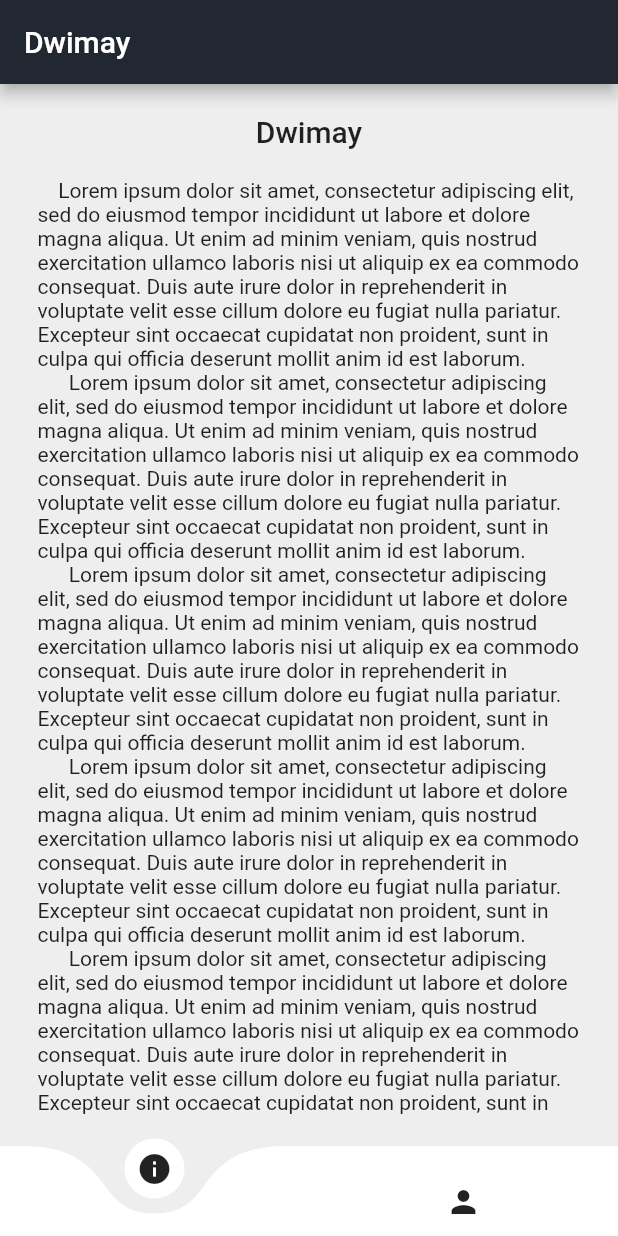
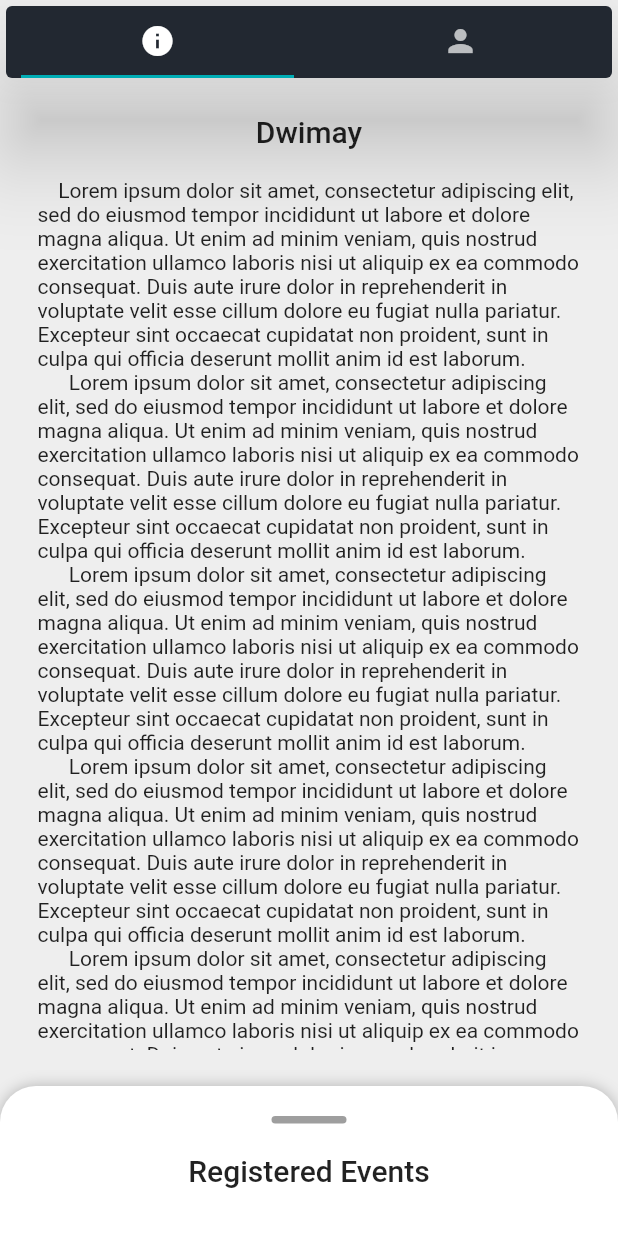
Before and after one commit to cynergy-ruas/aadhya_app, a Flutter app: the screen it shows after launch, on a phone screen of 412 x 824 dp. Run offline on Flutter 3.47's test engine with Material 2 defaults, Android fonts, the phone set to English and light mode, and no system bars; drawn by our look-alikes of curved_navigation_bar, sliding_up_panel; missing offline and left inert: dwimay_backend.

Commit message:
Changed to bottom sheet

```diff
--- a/lib/main.dart
+++ b/lib/main.dart
@@ -29,7 +29,9 @@ class MyApp extends StatelessWidget {
 
         // rest of the app
         child: MainPage(),
-      )
+      ),
+
+      debugShowCheckedModeBanner: false,
     );
   }
 }
--- a/lib/pages/about_page.dart
+++ b/lib/pages/about_page.dart
@@ -45,7 +45,9 @@ class _AboutPageState extends State<AboutPage> {
                 ),
               )
             ),
-            SizedBox(height: 20,)
+
+            // gap
+            SizedBox(height: 180,)
           ],
         ),
       ),
--- a/lib/pages/main_page.dart
+++ b/lib/pages/main_page.dart
@@ -1,7 +1,8 @@
-import 'package:curved_navigation_bar/curved_navigation_bar.dart';
 import 'package:dwimay/pages/about_page.dart';
 import 'package:dwimay/pages/profile_page.dart';
+import 'package:dwimay/pages/registered_events.dart';
 import 'package:flutter/material.dart';
+import 'package:sliding_up_panel/sliding_up_panel.dart';
 
 /// The main page. It isn't technically a page, but it consists
 /// of the bottom navigation bar that is used to navigate to
@@ -14,7 +15,6 @@ class MainPage extends StatefulWidget {
 class _MainPageState extends State<MainPage> {
 
   List<Widget> _pages;
-  int _currentPage;
 
   @override
   void initState() {
@@ -27,71 +27,82 @@ class _MainPageState extends State<MainPage> {
       AboutPage(),
       ProfilePage(),
     ];
-
-    _currentPage = 0;
   }
 
   @override
   Widget build(BuildContext context) {
-    return Scaffold(
-      // the app bar
-      appBar: AppBar(
-        title: Text("Dwimay"),
-      ),
 
-      // the bottom navigation bar
-      bottomNavigationBar: Theme(
-        data: Theme.of(context).copyWith(
-          // background color of the bar
-          canvasColor: Color(0xff393e46),
+    // the default controller for the tab bar
+    return DefaultTabController(
+      length: 2, // the length should be changed when new pages are added to the tab bar
 
-          // icon color of the selected tab
-          primaryColor: Color(0xff00adb5),
+      // the child
+      child: Scaffold(
 
-          // icon color of the unselected tab
-          textTheme: Theme.of(context).textTheme.copyWith(
-            caption: new TextStyle(color: Color(0xffeeeeee))
+        // the tab bar
+        appBar: PreferredSize(
+          // setting the preferred size of the bar
+          preferredSize: Size(MediaQuery.of(context).size.width, 100),
+
+          // creating the tab bar on a card
+          child: SafeArea(
+            child: Card(
+
+              // the elevation of the card
+              elevation: 26.0,
+
+              // the color
+              color: Theme.of(context).primaryColor,
+
+              // the tabs
+              child: TabBar(
+                tabs: <Widget>[
+                  Tab(icon: Icon(Icons.info),),
+                  Tab(icon: Icon(Icons.person))
+                ],
+
+                // defining how the indicator should look like
+                indicator: UnderlineTabIndicator(
+                  insets: EdgeInsets.symmetric(horizontal: 10),
+                  borderSide: BorderSide(
+                    color: Theme.of(context).accentColor,
+                    width: 2
+                  )
+                )
+              ),
+            ),
           )
         ),
 
-        child: CurvedNavigationBar(
-          // height of the navigation bar
-          height: 60,
+        // the body of the app is wrapped in a Bottom sheet widget
+        // called [SlidingUpPanel]. This widget displays the list
+        // of registered events if the user has logged in.
+        body: SlidingUpPanel(
 
-          // the duration of the animation
-          animationDuration: Duration(milliseconds: 300),
+          // the contents of the panel
+          panel: RegisteredEvents(),
 
-          // background color
-          backgroundColor: Colors.transparent,
+          // the body of the application
+          body: TabBarView(
 
-          // the items in the bottom navigation bar. The order of the
-          // items should match the order of the pages in [_pages]
-          items: <Widget> [
-            // icon for about page
-            Icon(Icons.info),
+            // setting the physics to user
+            physics: BouncingScrollPhysics(),
 
-            // icon for profile page
-            Icon(Icons.person),
-          ],
+            // the pages
+            children: _pages
+          ),
 
-          // callback to execute when a bottom navigation bar
-          // item is tapped.
-          onTap: (index) {
-            // the [_currentPage] is set to the index of the
-            // tapped item, in a [setState] call.
-            setState(() {
-              _currentPage = index;
-            });
-          },
-        ),
+          // setting the border of the sheet
+          borderRadius: BorderRadius.only(
+            topLeft: Radius.circular(24.0),
+            topRight: Radius.circular(24.0)
+          ),
+
+          // setting the parallax effect
+          parallaxEnabled: true,
+        )
+
       ),
-
-      // body, basically the page to show on screen
-      body: AnimatedSwitcher(
-        duration: Duration(milliseconds: 150),
-        child: _pages[_currentPage],
-      ),
-
     );
   }
 }
--- /dev/null
+++ b/lib/pages/registered_events.dart
@@ -0,0 +1,34 @@
+import 'package:flutter/material.dart';
+
+class RegisteredEvents extends StatelessWidget {
+  @override
+  Widget build(BuildContext context) {
+
+    // a column containing the contents
+    return Column(
+      mainAxisAlignment: MainAxisAlignment.start,
+      crossAxisAlignment: CrossAxisAlignment.center,
+      children: <Widget>[
+        // gap
+        SizedBox(height: 20,),
+
+        // the small horizontal bar which indicates the location
+        // to pull the sheet from
+        Container(
+          height: 5,
+          width: 50,
+          decoration: BoxDecoration(
+            color: Colors.grey,
+            borderRadius: BorderRadius.all(Radius.circular(20))
+          ),
+        ),
+
+        // gap
+        SizedBox(height: 20,),
+
+        // the body
+        Text("Registered Events", style: Theme.of(context).textTheme.title,)
+      ],
+    );
+  }
+}
--- a/pubspec.yaml
+++ b/pubspec.yaml
@@ -20,7 +20,7 @@ dependencies:
   flutter:
     sdk: flutter
 
-  curved_navigation_bar: ^0.3.1
+  sliding_up_panel: ^0.3.6
   dwimay_backend:
     git: https://github.com/cynergy-ruas/dwimay_app_backend.git
 
```
Also changed, not shown: pubspec.lock.
